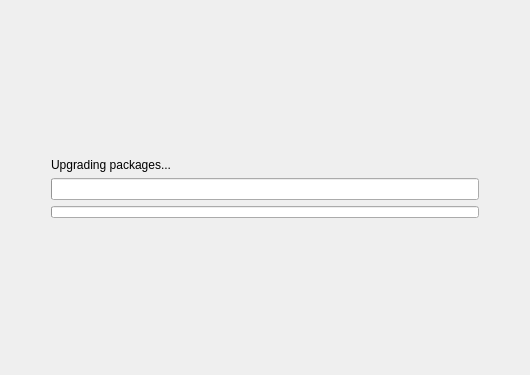
pars-linux/uludag, file playground/gokmen/um/ui/ui_screen_5.ui: the form before one commit.
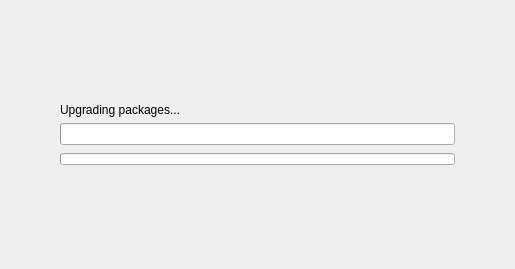
The form after the commit.

Commit message: - Fix vibration in progress bork.

```diff
--- a/playground/gokmen/um/ui/ui_screen_5.ui
+++ b/playground/gokmen/um/ui/ui_screen_5.ui
@@ -6,69 +6,14 @@
    <rect>
     <x>0</x>
     <y>0</y>
-    <width>530</width>
-    <height>375</height>
+    <width>515</width>
+    <height>269</height>
    </rect>
   </property>
   <property name="windowTitle">
    <string>Analyzing your Computer</string>
   </property>
   <layout class="QGridLayout" name="gridLayout">
-   <item row="6" column="1">
-    <widget class="QProgressBar" name="progress">
-     <property name="value">
-      <number>0</number>
-     </property>
-     <property name="format">
-      <string/>
-     </property>
-    </widget>
-   </item>
-   <item row="6" column="0">
-    <spacer name="horizontalSpacer">
-     <property name="orientation">
-      <enum>Qt::Horizontal</enum>
-     </property>
-     <property name="sizeType">
-      <enum>QSizePolicy::Fixed</enum>
-     </property>
-     <property name="sizeHint" stdset="0">
-      <size>
-       <width>40</width>
-       <height>20</height>
-      </size>
-     </property>
-    </spacer>
-   </item>
-   <item row="6" column="2">
-    <spacer name="horizontalSpacer_2">
-     <property name="orientation">
-      <enum>Qt::Horizontal</enum>
-     </property>
-     <property name="sizeType">
-      <enum>QSizePolicy::Fixed</enum>
-     </property>
-     <property name="sizeHint" stdset="0">
-      <size>
-       <width>40</width>
-       <height>20</height>
-      </size>
-     </property>
-    </spacer>
-   </item>
-   <item row="8" column="1">
-    <spacer name="verticalSpacer">
-     <property name="orientation">
-      <enum>Qt::Vertical</enum>
-     </property>
-     <property name="sizeHint" stdset="0">
-      <size>
-       <width>20</width>
-       <height>40</height>
-      </size>
-     </property>
-    </spacer>
-   </item>
    <item row="0" column="1">
     <spacer name="verticalSpacer_2">
      <property name="orientation">
@@ -82,7 +27,32 @@
      </property>
     </spacer>
    </item>
-   <item row="4" column="1">
+   <item row="1" column="0">
+    <spacer name="horizontalSpacer">
+     <property name="orientation">
+      <enum>Qt::Horizontal</enum>
+     </property>
+     <property name="sizeType">
+      <enum>QSizePolicy::Fixed</enum>
+     </property>
+     <property name="sizeHint" stdset="0">
+      <size>
+       <width>40</width>
+       <height>20</height>
+      </size>
+     </property>
+    </spacer>
+   </item>
+   <item row="1" column="1">
+    <widget class="QWidget" name="widget_2" native="true">
+     <property name="sizePolicy">
+      <sizepolicy hsizetype="Preferred" vsizetype="Fixed">
+       <horstretch>0</horstretch>
+       <verstretch>0</verstretch>
+      </sizepolicy>
+     </property>
+     <layout class="QVBoxLayout" name="verticalLayout_2">
+      <item>
     <layout class="QHBoxLayout" name="layout">
      <item>
       <widget class="QLabel" name="status">
@@ -99,12 +69,28 @@
      </item>
     </layout>
    </item>
-   <item row="7" column="1">
+      <item>
+       <widget class="QProgressBar" name="progress">
+        <property name="value">
+         <number>0</number>
+        </property>
+        <property name="format">
+         <string/>
+        </property>
+       </widget>
+      </item>
+      <item>
     <widget class="QWidget" name="widget" native="true">
+        <property name="sizePolicy">
+         <sizepolicy hsizetype="Preferred" vsizetype="Fixed">
+          <horstretch>0</horstretch>
+          <verstretch>0</verstretch>
+         </sizepolicy>
+        </property>
      <property name="minimumSize">
       <size>
        <width>0</width>
-       <height>12</height>
+          <height>15</height>
       </size>
      </property>
      <property name="maximumSize">
@@ -153,6 +139,38 @@
       </item>
      </layout>
     </widget>
+      </item>
+     </layout>
+    </widget>
+   </item>
+   <item row="1" column="2">
+    <spacer name="horizontalSpacer_2">
+     <property name="orientation">
+      <enum>Qt::Horizontal</enum>
+     </property>
+     <property name="sizeType">
+      <enum>QSizePolicy::Fixed</enum>
+     </property>
+     <property name="sizeHint" stdset="0">
+      <size>
+       <width>40</width>
+       <height>20</height>
+      </size>
+     </property>
+    </spacer>
+   </item>
+   <item row="2" column="1">
+    <spacer name="verticalSpacer">
+     <property name="orientation">
+      <enum>Qt::Vertical</enum>
+     </property>
+     <property name="sizeHint" stdset="0">
+      <size>
+       <width>20</width>
+       <height>40</height>
+      </size>
+     </property>
+    </spacer>
    </item>
   </layout>
  </widget>
```
Lines whose indentation alone changed are shown as unchanged.
